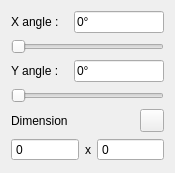
This is src/editor/GUI/Tabs/mapdock.ui in mkRPGDev/mkRPG as Qt 5 draws it before an edit. The edited form follows.
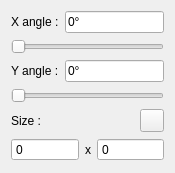
This is the edited form. Icons and pictures are not drawn.

The edit to the form file:
```diff
--- a/src/editor/GUI/Tabs/mapdock.ui
+++ b/src/editor/GUI/Tabs/mapdock.ui
@@ -27,7 +27,7 @@
    <item row="4" column="0">
     <widget class="QLabel" name="label_3">
      <property name="text">
-      <string>Dimension</string>
+      <string>Size :</string>
      </property>
     </widget>
    </item>
```
Left out of the diff: 2 changed lines with no effect on the pictures.
